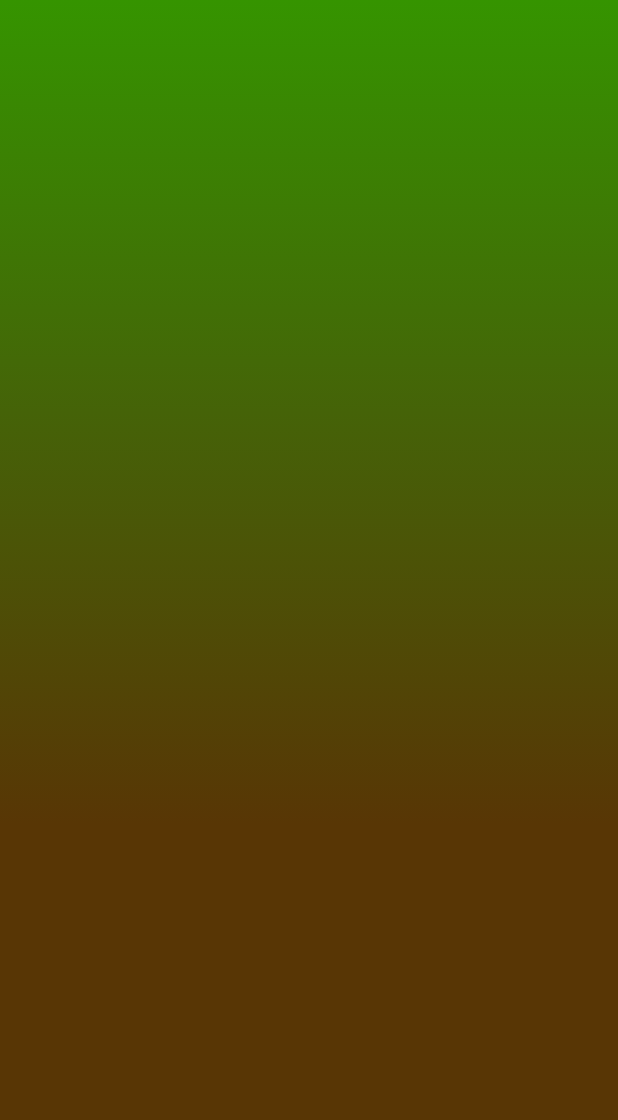
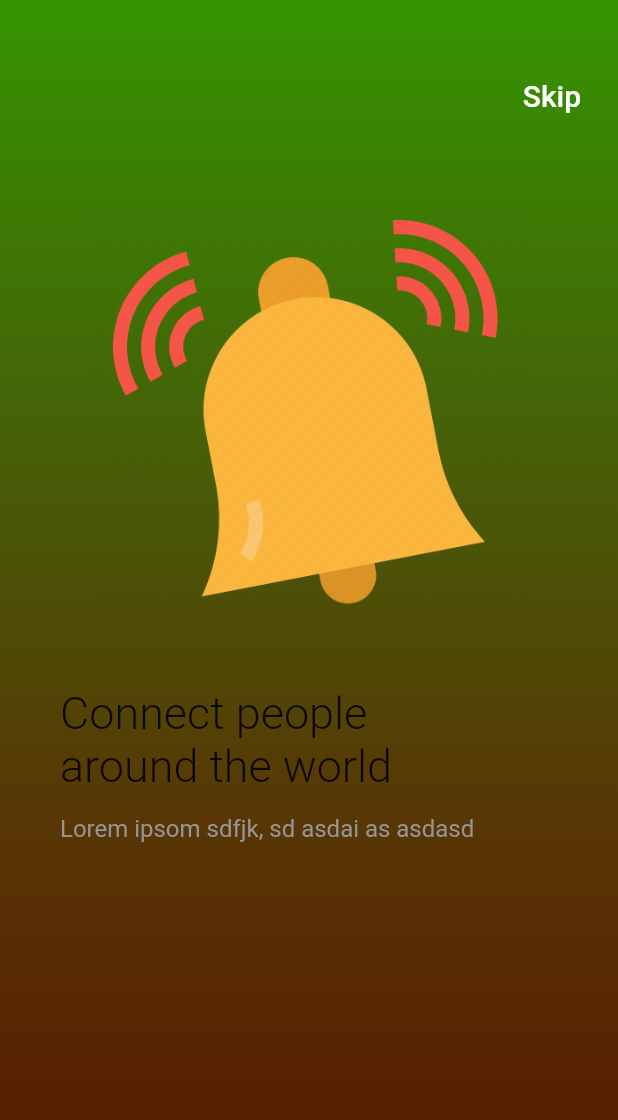
Before and after one commit to macelux/Flutter-Onboarding-screen, a Flutter app: the screen it shows after launch, on a phone screen of 412 x 824 dp. Shown: the top 1120 px of the screen. Run offline on Flutter 3.47's test engine with Material 2 defaults, Android fonts, the phone set to English and light mode, and no system bars.

Commit message:
onboarding screen changes

```diff
--- /dev/null
+++ b/lib/constants.dart
@@ -0,0 +1,29 @@
+import 'package:flutter/material.dart';
+
+const KBackgorundColor = Color(0xFFFEFEFE);
+const KTitleTextColor = Color(0xFF303030);
+const KBodyTextColor = Color(0xFF484848);
+const KTextLightColor = Color(0xFF959595);
+const KInfectedColor = Color(0xFFFF8748);
+const KDeathColor = Color(0xFFFF4848);
+const KRecoverColor = Color(0xFF36C12C);
+final KShadowColor = Color(0xFF878787).withOpacity(.16);
+const KPrimaryColor = Color(0xFF3382CC);
+final KActiveShadowColor = Color(0xFF4856C6).withOpacity(.15);
+
+// TextStyle
+const KHeadingTextStyle = TextStyle(
+  fontSize: 30,
+  fontWeight: FontWeight.w300,
+);
+
+const KSubTextStyle = TextStyle(
+  fontSize: 16,
+  color: KTextLightColor,
+);
+
+const KTitleTextStyle = TextStyle(
+  fontSize: 18,
+  color: KTitleTextColor,
+  fontWeight: FontWeight.bold,
+);
--- a/lib/main.dart
+++ b/lib/main.dart
@@ -12,9 +12,9 @@ class MyApp extends StatelessWidget {
   Widget build(BuildContext context) {
     return MaterialApp(
       title: 'Flutter Demo',
-      theme: ThemeData(
-        visualDensity: VisualDensity.adaptivePlatformDensity,
-      ),
+      // theme: ThemeData(
+      //   visualDensity: VisualDensity.adaptivePlatformDensity,
+      // ),
       home: OnboardingScreen(),
     );
   }
--- a/lib/onboarding_screen.dart
+++ b/lib/onboarding_screen.dart
@@ -1,5 +1,7 @@
 import 'package:flutter/material.dart';
+import 'package:flutter/services.dart';
 
+import 'constants.dart';
 
 class OnboardingScreen extends StatefulWidget {
   @override
@@ -7,10 +9,33 @@ class OnboardingScreen extends StatefulWidget {
 }
 
 class _OnboardingScreenState extends State<OnboardingScreen> {
+  final int _newPage = 1;
+  final PageController _pageController = PageController(initialPage: 0);
+  int _currentPage = 0;
+
+
+  List<Widget> _buildPageIndicator() {
+    List<Widget> list = [];
+    for (var i = 0; i < _newPage; i++) {
+      list.add(i ==_currentPage ? _indicator(true) : _indicator(false));
+    }
+
+    return list;
+  }
+
+  Widget _indicator(bool isActive){
+    return AnimatedContainer(duration: Duration(milliseconds: 150),
+    margin: EdgeInsets.symmetric(horizontal: 8.0),
+    height: 8.0,
+    width: isActive ? 24.0 : 16.0,);
+  }
+
   @override
   Widget build(BuildContext context) {
     return Scaffold(
-      body: Container(
+      body: AnnotatedRegion<SystemUiOverlayStyle>(
+        value: SystemUiOverlayStyle.light,
+        child: Container(
           decoration: BoxDecoration(
             gradient: LinearGradient(
               begin: Alignment.topCenter,
@@ -20,10 +45,121 @@ class _OnboardingScreenState extends State<OnboardingScreen> {
                 Color(0xFF359400),
                 Color(0xFF456308),
                 Color(0xFF583605),
-              Color(0xFF583605)
-            ]
-
+                Color(0xFF581600)
+              ],
+            ),
+          ),
+          child: Padding(
+            padding: EdgeInsets.symmetric(vertical: 40.0),
+            child: Column(
+              crossAxisAlignment: CrossAxisAlignment.stretch,
+              children: <Widget>[
+                Container(
+                  alignment: Alignment.centerRight,
+                  child: FlatButton(
+                    onPressed: () => print('skip'),
+                    child: Text(
+                      "Skip",
+                      style: TextStyle(color: Colors.white, fontSize: 20.0),
+                    ),
+                  ),
+                ),
+                Container(
+                  height: 600.0,
+                  child: PageView(
+                    physics: ClampingScrollPhysics(),
+                    controller: _pageController,
+                    onPageChanged: (int page) {
+                      setState(() {
+                        _currentPage = page;
+                      });
+                    },
+                    children: <Widget>[
+                      Padding(
+                        padding: EdgeInsets.all(40.0),
+                        child: Column(
+                          crossAxisAlignment: CrossAxisAlignment.start,
+                          children: <Widget>[
+                            Center(
+                              child: Image(
+                                image: AssetImage("assets/images/reminder.png"),
+                                height: 300.0,
+                                width: 300.0,
+                              ),
+                            ),
+                            SizedBox(height: 30.0),
+                            Text(
+                              "Connect people\naround the world",
+                              style: KHeadingTextStyle,
+                            ),
+                            SizedBox(height: 15.0),
+                            Text(
+                              "Lorem ipsom sdfjk, sd asdai as asdasd",
+                              style: KSubTextStyle,
+                            ),
+                          ],
+                        ),
+                      ),
+                      Padding(
+                        padding: EdgeInsets.all(40.0),
+                        child: Column(
+                          crossAxisAlignment: CrossAxisAlignment.start,
+                          children: <Widget>[
+                            Center(
+                              child: Image(
+                                image: AssetImage("assets/images/reminder.png"),
+                                height: 300.0,
+                                width: 300.0,
+                              ),
+                            ),
+                            SizedBox(height: 30.0),
+                            Text(
+                              "Get a new experience of imagination",
+                              style: KHeadingTextStyle,
+                            ),
+                            SizedBox(height: 15.0),
+                            Text(
+                              "Lorem ipsom sdfjk, sd asdai as asdasd",
+                              style: KSubTextStyle,
+                            ),
+                          ],
+                        ),
+                      ),
+                      Padding(
+                        padding: EdgeInsets.all(40.0),
+                        child: Column(
+                          crossAxisAlignment: CrossAxisAlignment.start,
+                          children: <Widget>[
+                            Center(
+                              child: Image(
+                                image: AssetImage("assets/images/reminder.png"),
+                                height: 300.0,
+                                width: 300.0,
+                              ),
+                            ),
+                            SizedBox(height: 30.0),
+                            Text(
+                              "Connect people\naround the world",
+                              style: KHeadingTextStyle,
+                            ),
+                            SizedBox(height: 15.0),
+                            Text(
+                              "Lorem ipsom sdfjk, sd asdai as asdasd",
+                              style: KSubTextStyle,
+                            ),
+                          ],
+                        ),
+                      ),
+                    ],
+                  ),
+                ),
+                Row(
+                  mainAxisAlignment: MainAxisAlignment.center,
+                  children: _buildPageIndicator(),
                 )
+              ],
+            ),
+          ),
         ),
       ),
     );
--- a/pubspec.yaml
+++ b/pubspec.yaml
@@ -45,9 +45,8 @@ flutter:
   uses-material-design: true
 
   # To add assets to your application, add an assets section, like this:
-  # assets:
-  #   - images/a_dot_burr.jpeg
-  #   - images/a_dot_ham.jpeg
+  assets:
+    - assets/images/
 
   # An image asset can refer to one or more resolution-specific "variants", see
   # https://flutter.dev/assets-and-images/#resolution-aware.
```
Also changed, not shown: assets/images/reminder.png (added). Lines whose indentation alone changed are shown as unchanged.
